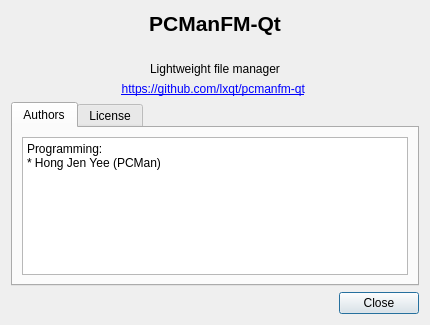
This is pcmanfm/about.ui in lxqt/pcmanfm-qt as Qt 5 draws it before an edit. The edited form follows.
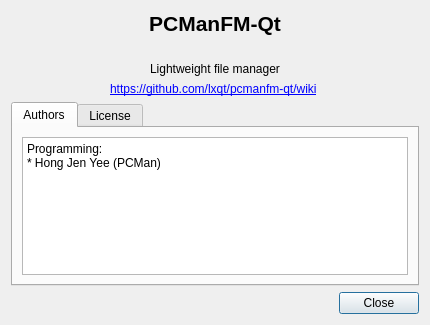
This is the edited form. Icons and pictures are not drawn.

Diff of the .ui file:
```diff
--- a/pcmanfm/about.ui
+++ b/pcmanfm/about.ui
@@ -58,6 +58,10 @@
       <string>&lt;html&gt;&lt;head/&gt;&lt;body&gt;&lt;p&gt;&lt;a href=&quot;https://github.com/lxqt/pcmanfm-qt&quot;&gt;https://github.com/lxqt/pcmanfm-qt&lt;/span&gt;&lt;/a&gt;&lt;/p&gt;&lt;/body&gt;&lt;/html&gt;
 </string>
      </property>
+     <property name="text">
+      <string>&lt;html&gt;&lt;head/&gt;&lt;body&gt;&lt;p&gt;&lt;a href=&quot;Wiki&quot;&gt;https://github.com/lxqt/pcmanfm-qt/wiki&lt;/span&gt;&lt;/a&gt;&lt;/p&gt;&lt;/body&gt;&lt;/html&gt;
+</string>
+     </property>
      <property name="textFormat">
       <enum>Qt::RichText</enum>
      </property>
```
